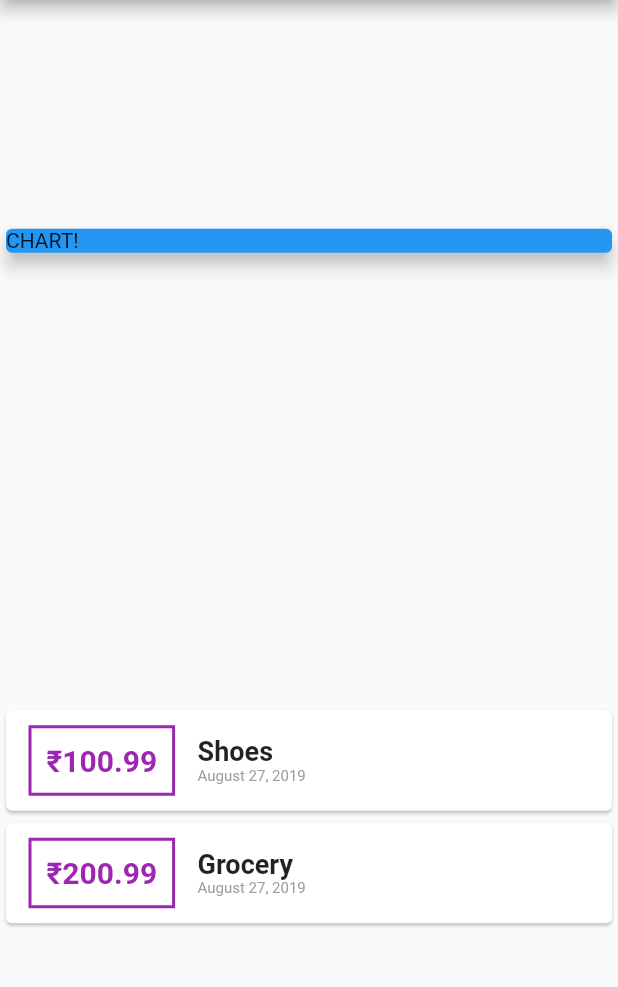
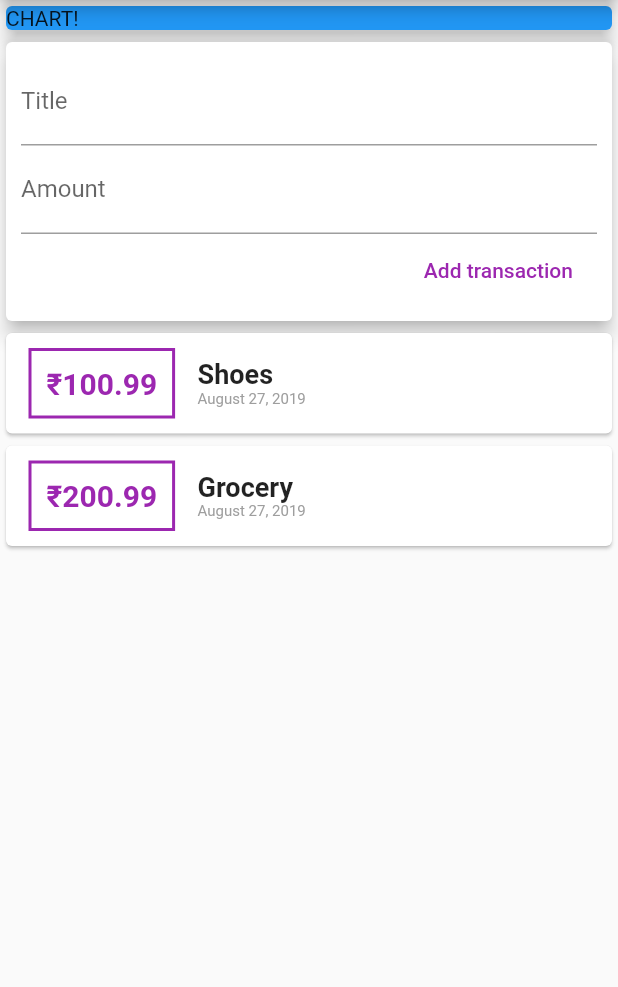
Before and after one commit to Mathanagopal97/Flutter-Applications, a Flutter app: the screen it shows after launch, on a phone screen of 412 x 824 dp, the part 84-1071 px from its top. Run offline on Flutter 3.47's test engine with Material 2 defaults, Android fonts, the phone set to English and light mode, and no system bars.

Commit message:
TextField

```diff
--- a/expense_planner/lib/main.dart
+++ b/expense_planner/lib/main.dart
@@ -37,7 +37,7 @@ class MyHomePage extends StatelessWidget {
         title: Text('Expense Planner App'),
       ),
       body: Column(
-        mainAxisAlignment: MainAxisAlignment.spaceAround,
+        // mainAxisAlignment: MainAxisAlignment.spaceAround,
         crossAxisAlignment: CrossAxisAlignment.stretch,
         children: <Widget>[
           Container(
@@ -46,6 +46,30 @@ class MyHomePage extends StatelessWidget {
               color: Colors.blue,
               child: Text('CHART!'),
               elevation: 5,
+            ),
+          ),
+          Card(
+            elevation: 5,
+            child: Container(
+              padding: EdgeInsets.all(10),
+              child: Column(
+                crossAxisAlignment: CrossAxisAlignment.end,
+                children: <Widget>[
+                  TextField(
+                    decoration: InputDecoration(labelText: 'Title'),
+                  ),
+                  TextField(
+                    decoration: InputDecoration(labelText: 'Amount'),
+                  ),
+                  FlatButton(
+                    child: Text(
+                      'Add transaction',
+                      style: TextStyle(color: Colors.purple),
+                    ),
+                    onPressed: () {},
+                  ),
+                ],
+              ),
             ),
           ),
           Column(
```
